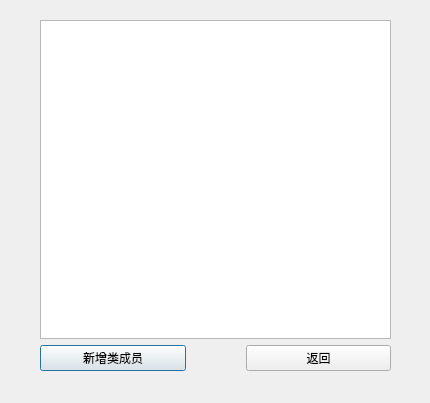
Above: checkmemdialog.ui from Serissia/Qt_OOPManager before the change. Below: the same form after it.
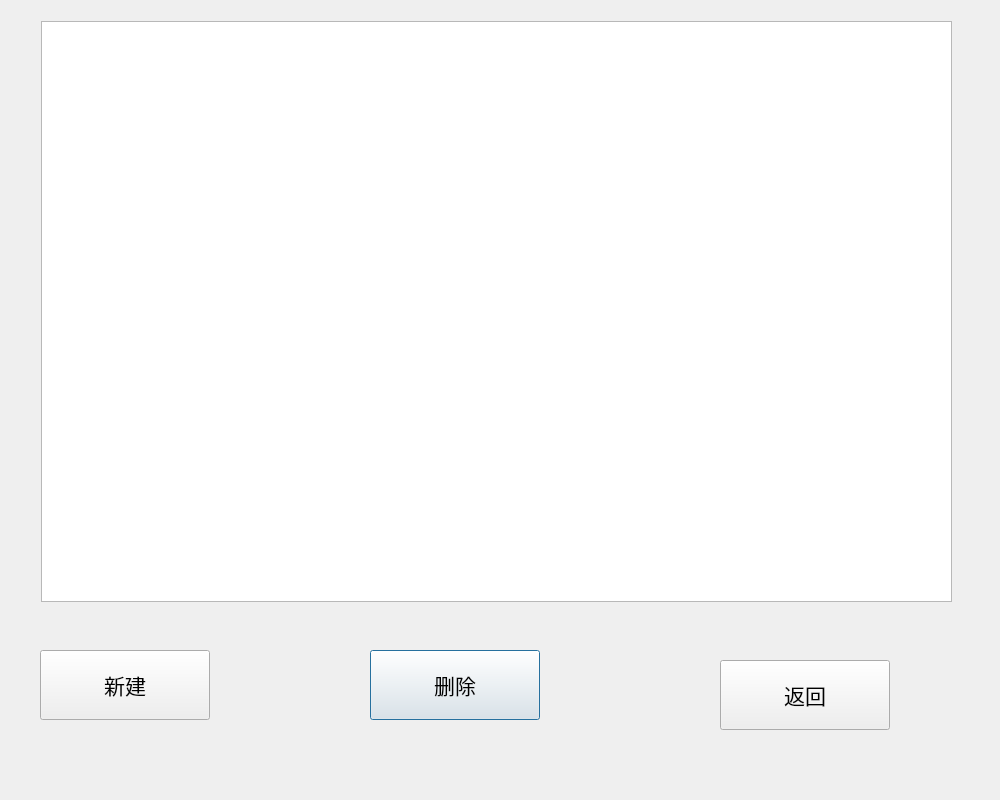
That is the form after the change.

```diff
--- a/checkmemdialog.ui
+++ b/checkmemdialog.ui
@@ -6,28 +6,46 @@
    <rect>
     <x>0</x>
     <y>0</y>
-    <width>430</width>
-    <height>403</height>
+    <width>1000</width>
+    <height>800</height>
    </rect>
   </property>
   <property name="windowTitle">
    <string>Dialog</string>
   </property>
-  <widget class="QWidget" name="">
+  <widget class="QPushButton" name="ButtonDel">
    <property name="geometry">
     <rect>
-     <x>40</x>
-     <y>20</y>
-     <width>351</width>
-     <height>351</height>
+     <x>370</x>
+     <y>650</y>
+     <width>170</width>
+     <height>70</height>
     </rect>
    </property>
-   <layout class="QGridLayout" name="gridLayout" rowstretch="0,0" columnstretch="0,0">
-    <property name="horizontalSpacing">
-     <number>60</number>
-    </property>
-    <item row="0" column="0" colspan="2">
+   <property name="sizePolicy">
+    <sizepolicy hsizetype="MinimumExpanding" vsizetype="Fixed">
+     <horstretch>0</horstretch>
+     <verstretch>0</verstretch>
+    </sizepolicy>
+   </property>
+   <property name="font">
+    <font>
+     <pointsize>16</pointsize>
+    </font>
+   </property>
+   <property name="text">
+    <string>删除</string>
+   </property>
+  </widget>
      <widget class="QTableView" name="tableView">
+   <property name="geometry">
+    <rect>
+     <x>41</x>
+     <y>21</y>
+     <width>911</width>
+     <height>581</height>
+    </rect>
+   </property>
       <property name="sizePolicy">
        <sizepolicy hsizetype="Preferred" vsizetype="Preferred">
         <horstretch>0</horstretch>
@@ -35,34 +53,53 @@
        </sizepolicy>
       </property>
      </widget>
-    </item>
-    <item row="1" column="0">
-     <widget class="QPushButton" name="pushButton">
-      <property name="sizePolicy">
-       <sizepolicy hsizetype="Minimum" vsizetype="Fixed">
-        <horstretch>0</horstretch>
-        <verstretch>0</verstretch>
-       </sizepolicy>
-      </property>
-      <property name="text">
-       <string>新增类成员</string>
-      </property>
-     </widget>
-    </item>
-    <item row="1" column="1">
-     <widget class="QPushButton" name="pushButton_2">
+  <widget class="QPushButton" name="ButtonRe">
+   <property name="geometry">
+    <rect>
+     <x>720</x>
+     <y>660</y>
+     <width>170</width>
+     <height>70</height>
+    </rect>
+   </property>
       <property name="sizePolicy">
-       <sizepolicy hsizetype="Minimum" vsizetype="Fixed">
+    <sizepolicy hsizetype="MinimumExpanding" vsizetype="Fixed">
         <horstretch>0</horstretch>
         <verstretch>0</verstretch>
        </sizepolicy>
       </property>
+   <property name="font">
+    <font>
+     <pointsize>16</pointsize>
+    </font>
+   </property>
       <property name="text">
        <string>返回</string>
       </property>
      </widget>
-    </item>
-   </layout>
+  <widget class="QPushButton" name="ButtonNew">
+   <property name="geometry">
+    <rect>
+     <x>40</x>
+     <y>650</y>
+     <width>170</width>
+     <height>70</height>
+    </rect>
+   </property>
+   <property name="sizePolicy">
+    <sizepolicy hsizetype="MinimumExpanding" vsizetype="Fixed">
+     <horstretch>0</horstretch>
+     <verstretch>0</verstretch>
+    </sizepolicy>
+   </property>
+   <property name="font">
+    <font>
+     <pointsize>16</pointsize>
+    </font>
+   </property>
+   <property name="text">
+    <string>新建</string>
+   </property>
   </widget>
  </widget>
  <resources/>
```
Lines whose indentation alone changed are shown as unchanged.
